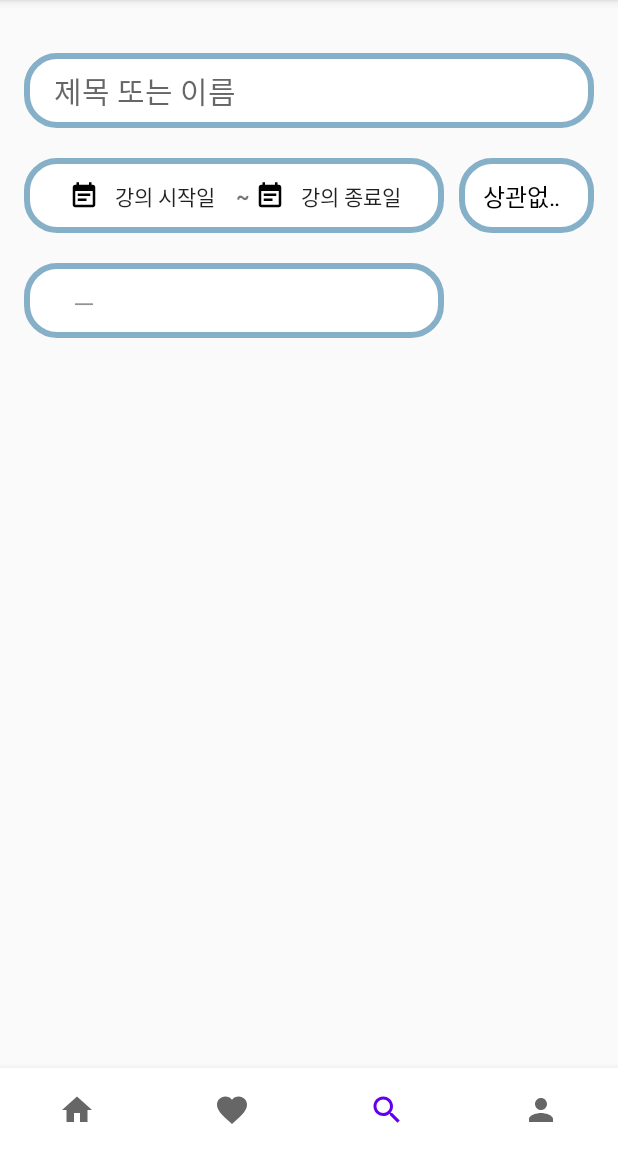
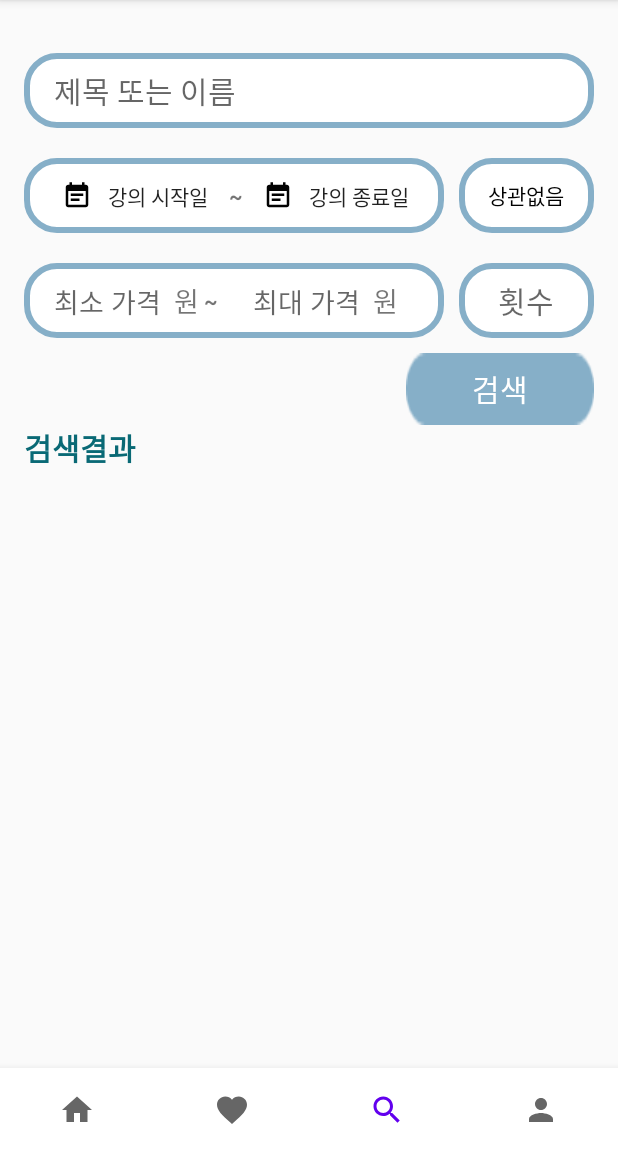
Before and after one commit to sonekthree/metering, an Android app: the screen it shows after launch (MainActivity), item 3 of the bottom bar chosen, on a phone screen of 412 x 824 dp, the part 84-1236 px from its top. Run offline under Robolectric (Android 15) with nearby library versions, the phone set to English and light mode, and no system bars.

Commit message:
searchPage recycleview REMAIN, profieEditView CREATE

```diff
--- a/app/src/main/AndroidManifest.xml
+++ b/app/src/main/AndroidManifest.xml
@@ -9,7 +9,8 @@
         android:roundIcon="@mipmap/ic_launcher_round"
         android:supportsRtl="true"
         android:theme="@style/Theme.Metering">
-        <activity android:name=".LoginActivity"></activity>
+        <activity android:name=".profileEditActivity"></activity>
+        <activity android:name=".LoginActivity" />
         <activity android:name=".category" />
         <activity android:name=".MainActivity" />
         <activity
--- /dev/null
+++ b/app/src/main/java/com/exam/metering/LecCountMinMax.java
@@ -0,0 +1,31 @@
+package com.exam.metering;
+import android.text.InputFilter;
+import android.text.Spanned;
+
+public class LecCountMinMax implements InputFilter{
+    private int min, max;
+
+    public LecCountMinMax(int min, int max) {
+        this.min = min;
+        this.max = max;
+    }
+
+    public LecCountMinMax(String min, String max) {
+        this.min = Integer.parseInt(min);
+        this.max = Integer.parseInt(max);
+    }
+
+    @Override
+    public CharSequence filter(CharSequence source, int start, int end, Spanned dest, int dstart, int dend) {
+        try {
+            int input = Integer.parseInt(dest.toString() + source.toString());
+            if (isInRange(min, max, input))
+                return null;
+        } catch (NumberFormatException nfe) { }
+        return "";
+    }
+
+    private boolean isInRange(int a, int b, int c) {
+        return b > a ? c >= a && c <= b : c >= b && c <= a;
+    }
+}
--- /dev/null
+++ b/app/src/main/java/com/exam/metering/profileEditActivity.java
@@ -0,0 +1,14 @@
+package com.exam.metering;
+
+import android.os.Bundle;
+
+import androidx.appcompat.app.AppCompatActivity;
+
+public class profileEditActivity extends AppCompatActivity {
+
+    @Override
+    protected void onCreate(Bundle savedInstanceState) {
+        super.onCreate(savedInstanceState);
+        setContentView(R.layout.activity_profile_edit);
+    }
+}
--- a/app/src/main/java/com/exam/metering/searchPage.java
+++ b/app/src/main/java/com/exam/metering/searchPage.java
@@ -2,12 +2,14 @@ package com.exam.metering;
 
 import android.content.Context;
 import android.os.Bundle;
+import android.text.InputFilter;
 import android.view.LayoutInflater;
 import android.view.View;
 import android.view.ViewGroup;
 import android.widget.AdapterView;
 import android.widget.ArrayAdapter;
 import android.widget.Button;
+import android.widget.EditText;
 import android.widget.Spinner;
 
 import androidx.annotation.Nullable;
@@ -51,9 +53,11 @@ public class searchPage extends Fragment{
             }
         });
 
+        EditText et = (EditText) v.findViewById(R.id.lecCount_edit);
+        et.setFilters(new InputFilter[]{ new LecCountMinMax(0, 30)});
 
         arrayAdapter = new ArrayAdapter<>(getActivity(),
-                android.R.layout.simple_spinner_dropdown_item, arr);
+                R.layout.lec_met_text, arr);
 
         spinner = (Spinner)v.findViewById(R.id.spinner_met);
         spinner.setAdapter(arrayAdapter);
--- /dev/null
+++ b/app/src/main/res/layout/activity_profile_edit.xml
@@ -0,0 +1,9 @@
+<?xml version="1.0" encoding="utf-8"?>
+<androidx.constraintlayout.widget.ConstraintLayout xmlns:android="http://schemas.android.com/apk/res/android"
+    xmlns:app="http://schemas.android.com/apk/res-auto"
+    xmlns:tools="http://schemas.android.com/tools"
+    android:layout_width="match_parent"
+    android:layout_height="match_parent"
+    tools:context=".profileEditActivity">
+
+</androidx.constraintlayout.widget.ConstraintLayout>
--- a/app/src/main/res/layout/fragment_search_page.xml
+++ b/app/src/main/res/layout/fragment_search_page.xml
@@ -24,7 +24,7 @@
         android:paddingHorizontal="20dp"
         android:paddingVertical="10dp"
         android:textColor="@color/mint"
-        android:textSize="20dp"
+        android:textSize="20sp"
         app:layout_constraintEnd_toEndOf="parent"
         app:layout_constraintStart_toStartOf="parent"
         app:layout_constraintTop_toTopOf="parent"
@@ -48,7 +48,7 @@
         android:id="@+id/startcal"
         android:layout_width="20dp"
         android:layout_height="20dp"
-        android:layout_marginStart="30dp"
+        android:layout_marginStart="25dp"
         android:src="@drawable/ic_baseline_event_note_24"
         app:layout_constraintStart_toStartOf="@+id/dateimg"
         app:layout_constraintTop_toTopOf="@+id/dateimg"
@@ -85,6 +85,7 @@
         android:id="@+id/endcal"
         android:layout_width="20dp"
         android:layout_height="20dp"
+        android:layout_marginStart = "10dp"
         android:src="@drawable/ic_baseline_event_note_24"
         app:layout_constraintStart_toEndOf="@+id/during"
         app:layout_constraintTop_toTopOf="@+id/dateimg"
@@ -133,15 +134,140 @@
 
     <EditText
         android:id="@+id/minPrice"
-        android:layout_width="20dp"
-        android:layout_height="20dp"
-        android:layout_marginStart="30dp"
+        android:layout_width="110dp"
+        android:layout_height="wrap_content"
         android:gravity="right"
+        android:textSize="18sp"
+        android:drawablePadding="10dp"
+        android:hint="최소 가격"
+        android:includeFontPadding="false"
+        android:inputType="number"
+        android:background="@null"
+        android:paddingHorizontal="20dp"
+        android:paddingVertical="10dp"
+        android:textColor="@color/mint"
         android:src="@drawable/ic_baseline_event_note_24"
+        android:layout_marginTop="1dp"
         app:layout_constraintStart_toStartOf="@+id/priceimg"
         app:layout_constraintTop_toTopOf="@+id/priceimg"
         app:layout_constraintBottom_toBottomOf="@+id/priceimg"
         app:layout_constraintVertical_chainStyle="packed"
         />
 
+    <TextView
+        android:id="@+id/min_unit"
+        android:layout_width="wrap_content"
+        android:layout_height="wrap_content"
+        android:text="원"
+        android:textSize="18sp"
+        android:layout_marginStart="100dp"
+        app:layout_constraintStart_toStartOf="@id/minPrice"
+        app:layout_constraintTop_toTopOf="@+id/priceimg"
+        app:layout_constraintBottom_toBottomOf="@+id/priceimg"
+        app:layout_constraintVertical_chainStyle="packed"
+        />
+
+    <TextView
+        android:id="@+id/price_during"
+        android:layout_width="wrap_content"
+        android:layout_height="wrap_content"
+        android:text=" ~ "
+        android:textStyle="bold"
+        app:layout_constraintStart_toEndOf="@+id/min_unit"
+        app:layout_constraintTop_toTopOf="@+id/priceimg"
+        app:layout_constraintBottom_toBottomOf="@+id/priceimg"
+        app:layout_constraintVertical_chainStyle="packed"
+        />
+
+    <EditText
+        android:id="@+id/maxPrice"
+        android:layout_width="110dp"
+        android:layout_height="wrap_content"
+        android:gravity="right"
+        android:textSize="18sp"
+        android:drawablePadding="10dp"
+        android:hint="최대 가격"
+        android:includeFontPadding="false"
+        android:inputType="number"
+        android:background="@null"
+        android:paddingHorizontal="20dp"
+        android:paddingVertical="10dp"
+        android:textColor="@color/mint"
+        android:src="@drawable/ic_baseline_event_note_24"
+        android:layout_marginTop="1dp"
+        app:layout_constraintStart_toEndOf="@+id/price_during"
+        app:layout_constraintTop_toTopOf="@+id/priceimg"
+        app:layout_constraintBottom_toBottomOf="@+id/priceimg"
+        app:layout_constraintVertical_chainStyle="packed"
+        />
+
+    <TextView
+        android:id="@+id/max_unit"
+        android:layout_width="wrap_content"
+        android:layout_height="wrap_content"
+        android:text="원"
+        android:textSize="18sp"
+        android:layout_marginStart="100dp"
+        app:layout_constraintStart_toStartOf="@id/maxPrice"
+        app:layout_constraintTop_toTopOf="@+id/priceimg"
+        app:layout_constraintBottom_toBottomOf="@+id/priceimg"
+        app:layout_constraintVertical_chainStyle="packed"
+        />
+
+    <EditText
+        android:id="@+id/lecCount_edit"
+        android:layout_width="90dp"
+        android:layout_height="50dp"
+        android:layout_marginTop="20dp"
+        android:background="@drawable/edit_text_shape"
+        android:drawablePadding="10dp"
+        android:hint="횟수"
+        android:gravity="center"
+        android:includeFontPadding="false"
+        android:inputType="number"
+        android:paddingHorizontal="20dp"
+        android:paddingVertical="10dp"
+        android:textColor="@color/mint"
+        android:textSize="20sp"
+        app:layout_constraintEnd_toEndOf="@id/search_title"
+        app:layout_constraintTop_toBottomOf="@id/spinner_met"
+        app:layout_constraintVertical_chainStyle="packed"
+        />
+
+    <Button
+        android:id="@+id/search_btn"
+        android:layout_width="wrap_content"
+        android:layout_height="wrap_content"
+        android:layout_marginTop="10dp"
+        android:background="@drawable/rectangle_12"
+        android:text="검색"
+        android:textColor="@color/white"
+        android:textSize="20sp"
+        app:layout_constraintEnd_toEndOf="@id/lecCount_edit"
+        app:layout_constraintTop_toBottomOf="@+id/lecCount_edit" />
+
+    <TextView
+        android:id="@+id/search_result_str"
+        android:layout_width="wrap_content"
+        android:layout_height="wrap_content"
+        android:text="검색결과"
+        android:textSize="20sp"
+        android:textStyle="bold"
+        android:textColor="#096975"
+        app:layout_constraintTop_toBottomOf="@+id/search_btn"
+        app:layout_constraintStart_toStartOf="@id/priceimg"
+
+        />
+
+    <androidx.recyclerview.widget.RecyclerView
+        android:id="@+id/mRecyclerView"
+        android:layout_marginTop="20dp"
+        android:layout_width="match_parent"
+        android:layout_height="wrap_content"
+        app:layout_constraintEnd_toEndOf="parent"
+        app:layout_constraintStart_toStartOf="parent"
+        app:layout_constraintTop_toBottomOf="@+id/search_result_str" />
+
+
+
 </androidx.constraintlayout.widget.ConstraintLayout>
--- /dev/null
+++ b/app/src/main/res/layout/lec_met_text.xml
@@ -0,0 +1,10 @@
+<?xml version="1.0" encoding="utf-8"?>
+
+<TextView
+    xmlns:android="http://schemas.android.com/apk/res/android"
+    android:layout_width="match_parent"
+    android:layout_height="wrap_content"
+    android:textSize="14sp"
+    android:gravity="center"
+    android:textColor="#000000"
+    android:padding="5dip"/>
--- /dev/null
+++ b/app/src/main/res/layout/search_item.xml
@@ -0,0 +1,29 @@
+<?xml version="1.0" encoding="utf-8"?>
+<androidx.constraintlayout.widget.ConstraintLayout xmlns:android="http://schemas.android.com/apk/res/android"
+    android:layout_width="match_parent"
+    android:layout_height="match_parent">
+
+    <TextView
+        android:id="@+id/name_user"
+        android:layout_width="wrap_content"
+        android:layout_height="wrap_content"
+        android:layout_alignParentLeft="true"
+        android:layout_alignParentStart="true"
+        android:layout_centerVertical="true"
+        android:layout_marginLeft="20dp"
+        android:layout_marginStart="20dp"
+        android:paddingLeft="20dp"
+        android:text="이름 입력" />
+
+    <TextView
+        android:id="@+id/number_user"
+        android:layout_width="match_parent"
+        android:layout_height="wrap_content"
+        android:gravity="right"
+        android:paddingRight="10dp"
+        android:paddingTop="75dp"
+        android:text="000-1234-5678"
+        android:textColor="@android:color/darker_gray"
+        android:textSize="9dp" />
+
+</androidx.constraintlayout.widget.ConstraintLayout>
```
Also changed, not shown: app/src/main/res/drawable-v24/edu.png (added), app/src/main/res/drawable-v24/ellipse39.png (added), app/src/main/res/drawable-v24/introduce.png (added), app/src/main/res/drawable-v24/major.png (added), app/src/main/res/drawable-v24/rectangle12.png (added), app/src/main/res/drawable-v24/rectangle44.png (added), app/src/main/res/drawable-v24/rectangle_12.png (added).
